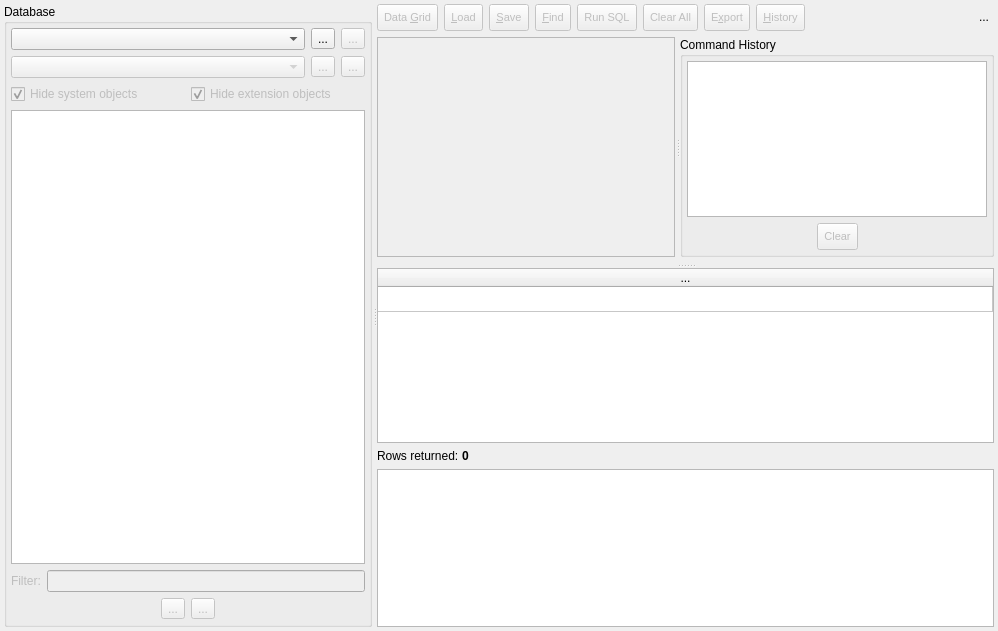
Before: the Qt Designer form libpgmodeler_ui/ui/sqltoolwidget.ui in pgmodeler/pgmodeler, drawn with Qt 5.
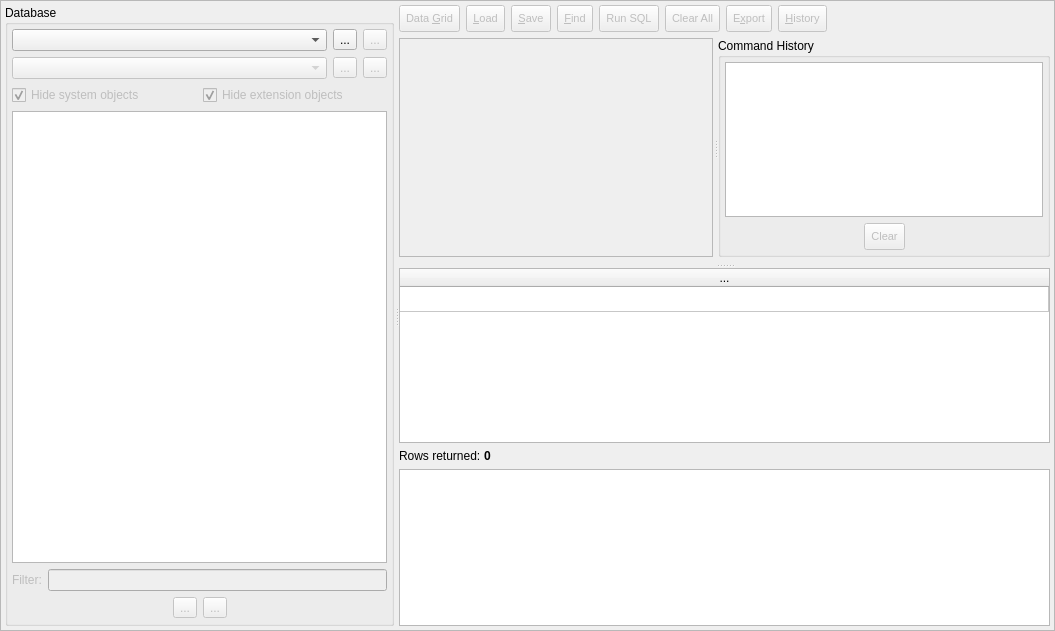
After: the same form once the commit is applied. Icons and pictures are not drawn.

Commit message: Improvements on main window in order to give more visibility to SQL tool and central widget. Now there are three different views (welcome, design and manage)

Diff of the .ui file:
```diff
--- a/libpgmodeler_ui/ui/sqltoolwidget.ui
+++ b/libpgmodeler_ui/ui/sqltoolwidget.ui
@@ -6,7 +6,7 @@
    <rect>
     <x>0</x>
     <y>0</y>
-    <width>998</width>
+    <width>1055</width>
     <height>631</height>
    </rect>
   </property>
@@ -14,10 +14,46 @@
    <string>Form</string>
   </property>
   <property name="autoFillBackground">
-   <bool>false</bool>
+   <bool>true</bool>
   </property>
   <layout class="QGridLayout" name="sqltool_grid">
    <property name="leftMargin">
+    <number>0</number>
+   </property>
+   <property name="topMargin">
+    <number>0</number>
+   </property>
+   <property name="rightMargin">
+    <number>0</number>
+   </property>
+   <property name="bottomMargin">
+    <number>0</number>
+   </property>
+   <property name="spacing">
+    <number>0</number>
+   </property>
+   <item row="0" column="0">
+    <widget class="QFrame" name="bg_frame">
+     <property name="sizePolicy">
+      <sizepolicy hsizetype="Expanding" vsizetype="Expanding">
+       <horstretch>0</horstretch>
+       <verstretch>0</verstretch>
+      </sizepolicy>
+     </property>
+     <property name="minimumSize">
+      <size>
+       <width>0</width>
+       <height>0</height>
+      </size>
+     </property>
+     <property name="autoFillBackground">
+      <bool>true</bool>
+     </property>
+     <property name="frameShape">
+      <enum>QFrame::StyledPanel</enum>
+     </property>
+     <layout class="QGridLayout" name="gridLayout">
+      <property name="leftMargin">
     <number>4</number>
    </property>
    <property name="topMargin">
@@ -853,35 +889,6 @@
             </property>
            </spacer>
           </item>
-          <item>
-           <widget class="QToolButton" name="hide_tb">
-            <property name="minimumSize">
-             <size>
-              <width>20</width>
-              <height>20</height>
-             </size>
-            </property>
-            <property name="maximumSize">
-             <size>
-              <width>20</width>
-              <height>20</height>
-             </size>
-            </property>
-            <property name="toolTip">
-             <string>Hide this widget</string>
-            </property>
-            <property name="text">
-             <string>...</string>
-            </property>
-            <property name="icon">
-             <iconset resource="../res/resources.qrc">
-              <normaloff>:/icones/icones/fechar1.png</normaloff>:/icones/icones/fechar1.png</iconset>
-            </property>
-            <property name="autoRaise">
-             <bool>true</bool>
-            </property>
-           </widget>
-          </item>
          </layout>
         </item>
         <item>
@@ -1049,6 +1056,9 @@
              <property name="enabled">
               <bool>true</bool>
              </property>
+                <property name="autoFillBackground">
+                 <bool>true</bool>
+                </property>
              <property name="editTriggers">
               <set>QAbstractItemView::NoEditTriggers</set>
              </property>
@@ -1172,6 +1182,9 @@
    </item>
   </layout>
  </widget>
+   </item>
+  </layout>
+ </widget>
  <tabstops>
   <tabstop>connections_cmb</tabstop>
   <tabstop>database_cmb</tabstop>
```
Left out of the diff: 1 changed line with no effect on the pictures. Lines whose indentation alone changed are shown as unchanged. The commit also changes 9 other files.
